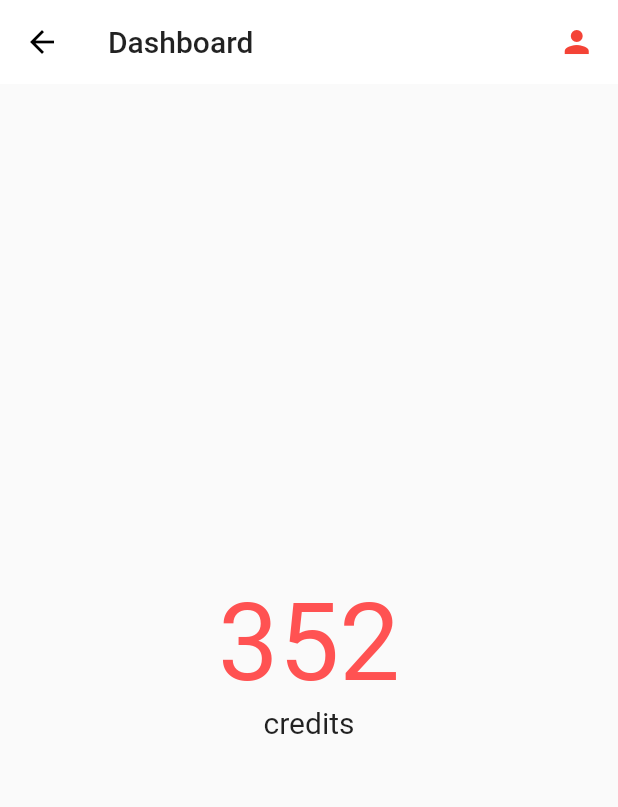
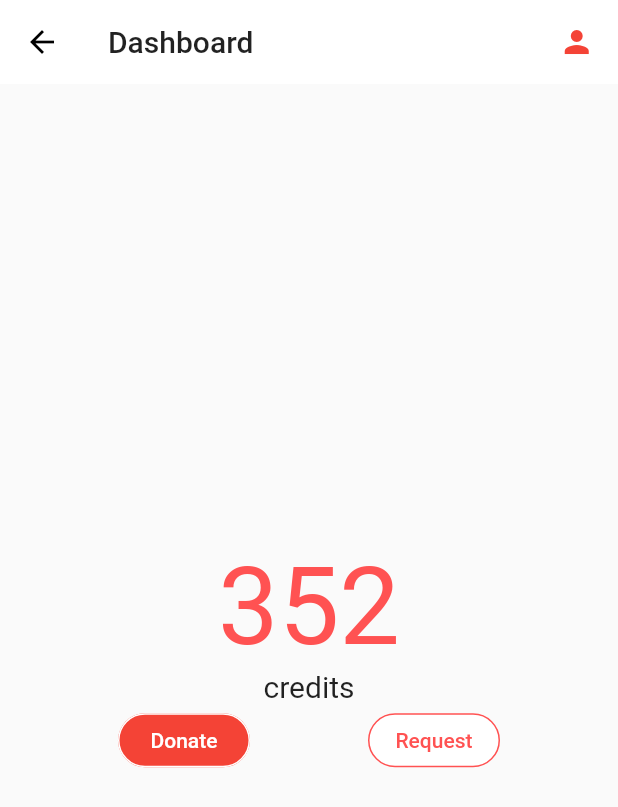
Before and after one commit to abbygriffiths/sih-rakt, a Flutter app: the screen it shows after launch, after a tap on "Sign In", on a phone screen of 412 x 824 dp. Shown: the top 807 px of the screen. Run offline on Flutter 3.47's test engine with Material 2 defaults, Android fonts, the phone set to English and light mode, and no system bars.

Commit message:
added round buttons

```diff
--- a/lib/dashboard.dart
+++ b/lib/dashboard.dart
@@ -7,6 +7,22 @@ class DashboardPage extends StatefulWidget {
 
 class _DasboardPageState extends State<DashboardPage> {
   var _credits = 352;
+
+  FlatButton _roundedButton(text, Function function, invertedColor) {
+    Color bgColor = invertedColor ? Colors.white : Colors.red;
+    Color borderColor = invertedColor ? Colors.redAccent : Colors.white;
+
+    return FlatButton(
+        color: bgColor,
+        shape: RoundedRectangleBorder(
+            borderRadius: new BorderRadius.circular(20),
+            side: BorderSide(color: borderColor)),
+        child: Text(text, style: TextStyle(color: borderColor)),
+        padding: EdgeInsets.symmetric(horizontal: 10),
+        onPressed: () {
+          Navigator.of(context).pushNamed('/donate');
+        });
+  }
 
   @override
   Widget build(BuildContext context) {
@@ -19,28 +35,31 @@ class _DasboardPageState extends State<DashboardPage> {
             padding: EdgeInsets.all(7.5),
             child: CircleAvatar(
                 backgroundColor: Colors.white,
-              child: Icon(
-                Icons.person,
-                color: Colors.red
-              )
-            ),
+                child: Icon(Icons.person, color: Colors.red)),
           )
         ],
       ),
       body: Center(
+        child: SingleChildScrollView(
             child: Column(
               mainAxisAlignment: MainAxisAlignment.center,
               children: <Widget>[
                 Text('$_credits',
-              style: TextStyle(fontSize: 72, color: Colors.redAccent)
-            ),
-            Text('credits',
-              style: TextStyle(fontSize: 20)
-            ),
-            Row()
+                    style: TextStyle(fontSize: 72, color: Colors.redAccent)),
+                Text('credits', style: TextStyle(fontSize: 20)),
+                Row(
+                  mainAxisAlignment: MainAxisAlignment.spaceEvenly,
+                  children: <Widget>[
+                    _roundedButton('Donate', () {
+                      Navigator.of(context).pushNamed('/donate');
+                    }, false),
+                    _roundedButton('Request', () {
+                      Navigator.of(context).pushNamed('/request');
+                    }, true),
                   ],
                 )
-      ),
+              ],
+      ))),
     );
   }
 }
--- /dev/null
+++ b/lib/donate.dart
@@ -0,0 +1,14 @@
+import 'package:flutter/material.dart';
+import 'package:flutter/rendering.dart';
+
+class DonatePage extends StatelessWidget {
+  @override
+  Widget build(BuildContext context) {
+    return Scaffold(
+      appBar: AppBar(
+        title: Text('Donate')
+      ),
+      body: Container(),
+    );
+  }
+}
--- a/lib/main.dart
+++ b/lib/main.dart
@@ -1,6 +1,8 @@
 import 'package:flutter/material.dart';
-import 'package:sih_rakt/dashboard.dart';
+
+import 'dashboard.dart';
 import 'login.dart';
+import 'donate.dart';
 
 void main() => runApp(MyApp());
 
@@ -16,7 +18,9 @@ class MyApp extends StatelessWidget {
       initialRoute: '/',
       routes: {
         '/': (context) => LoginPage(),
-        '/dashboard': (context) => DashboardPage()
+        '/dashboard': (context) => DashboardPage(),
+        '/donate': (context) => DonatePage(),
+        '/request': (context) => DonatePage()
       }
     );
   }
```
Lines whose indentation alone changed are shown as unchanged.
